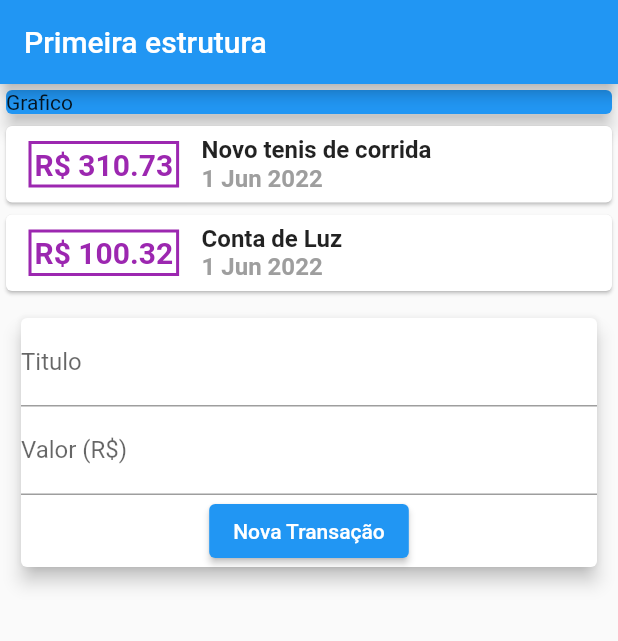
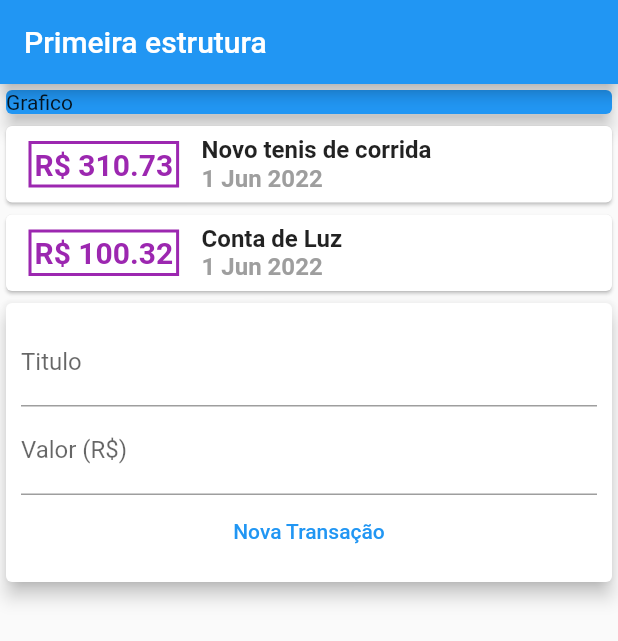
Before and after one commit to cacciatorieric/despesas_pessoais, a Flutter app: the screen it shows after launch, on a phone screen of 412 x 824 dp. Shown: the top 641 px of the screen. Run offline on Flutter 3.47's test engine with Material 2 defaults, Android fonts, the phone set to English and light mode, and no system bars.

Commit message:
widgets componentes criados

```diff
--- /dev/null
+++ b/despesas_pessoais/lib/components/transaction_form.dart
@@ -0,0 +1,37 @@
+import 'package:flutter/material.dart';
+
+class TransactionForm extends StatelessWidget {
+  TransactionForm({Key? key}) : super(key: key);
+
+  final titleController = TextEditingController();
+  final valueController = TextEditingController();
+
+  @override
+  Widget build(BuildContext context) {
+    return Card(
+      elevation: 5,
+      child: Padding(
+        padding: const EdgeInsets.all(10.0),
+        child: Column(
+          children: [
+            TextField(
+              controller: titleController,
+              decoration: const InputDecoration(labelText: 'Titulo'),
+            ),
+            TextField(
+              controller: valueController,
+              decoration: const InputDecoration(labelText: 'Valor (R\$)'),
+            ),
+            TextButton(
+              onPressed: () {
+                debugPrint(titleController.text);
+                debugPrint(valueController.text);
+              },
+              child: const Text('Nova Transação'),
+            ),
+          ],
+        ),
+      ),
+    );
+  }
+}
--- /dev/null
+++ b/despesas_pessoais/lib/components/transaction_list.dart
@@ -0,0 +1,64 @@
+import 'package:flutter/material.dart';
+import 'package:intl/intl.dart';
+import '../models/transactions.dart';
+
+class TransactionList extends StatelessWidget {
+
+  final List<Transaction>? transactions;
+  // ignore: use_key_in_widget_constructors
+  const TransactionList(this.transactions);
+
+  @override
+  Widget build(BuildContext context) {
+    return Column(
+      children: transactions!.map(
+        (tr) {
+          //Map usado para converter a lista em um elemento visual
+          return Card(
+//O "elemento tr" vai percorrer a lista e por agora vai pegar apenas o title
+              child: Row(
+            children: [
+              Container(
+                margin:
+                    const EdgeInsets.symmetric(horizontal: 15, vertical: 10),
+                decoration: BoxDecoration(
+                  border: Border.all(
+                    color: Colors.purple,
+                    width: 2,
+                  ),
+                ),
+                padding: const EdgeInsets.all(2),
+                child: Text(
+                  'R\$ ${tr.value}',
+                  style: const TextStyle(
+                      color: Colors.purple,
+                      fontWeight: FontWeight.bold,
+                      fontSize: 20),
+                ),
+              ),
+              Column(
+                crossAxisAlignment: CrossAxisAlignment.start,
+                children: [
+                  Text(
+                    tr.title!,
+                    style: const TextStyle(
+                      fontSize: 16,
+                      fontWeight: FontWeight.bold,
+                    ),
+                  ),
+                  Text(
+                    DateFormat('d MMM y').format(tr.date!),
+                    style: const TextStyle(
+                        fontSize: 16,
+                        fontWeight: FontWeight.bold,
+                        color: Colors.grey),
+                  ),
+                ],
+              )
+            ],
+          ));
+        },
+      ).toList(),
+    );
+  }
+}
--- /dev/null
+++ b/despesas_pessoais/lib/components/transaction_user.dart
@@ -0,0 +1,36 @@
+import 'package:flutter/material.dart';
+import '../models/transactions.dart';
+import 'transaction_form.dart';
+import 'transaction_list.dart';
+
+class TransactionUser extends StatefulWidget {
+  const TransactionUser({Key? key}) : super(key: key);
+  @override
+  State<TransactionUser> createState() => _TransactionUserState();
+}
+
+class _TransactionUserState extends State<TransactionUser> {
+  final _transactions = [
+    Transaction(
+      id: 't1',
+      title: 'Novo tenis de corrida',
+      value: 310.73,
+      date: DateTime.now(),
+    ),
+    Transaction(
+      id: 't2',
+      title: 'Conta de Luz',
+      value: 100.32,
+      date: DateTime.now(),
+    ),
+  ];
+  @override
+  Widget build(BuildContext context) {
+    return Column(
+      children: [
+        TransactionList(_transactions),
+        TransactionForm(),
+      ],
+    );
+  }
+}
--- a/despesas_pessoais/lib/main.dart
+++ b/despesas_pessoais/lib/main.dart
@@ -1,6 +1,5 @@
-import 'package:despesas_pessoais/models/transactions.dart';
 import 'package:flutter/material.dart';
-import 'package:intl/intl.dart';
+import 'components/transaction_user.dart';
 
 main() {
   runApp(const ExpensesApp());
@@ -18,21 +17,6 @@ class ExpensesApp extends StatelessWidget {
 }
 
 class MyHomePage extends StatelessWidget {
-  final _transactions = [
-    Transaction(
-      id: 't1',
-      title: 'Novo tenis de corrida',
-      value: 310.73,
-      date: DateTime.now(),
-    ),
-    Transaction(
-      id: 't2',
-      title: 'Conta de Luz',
-      value: 100.32,
-      date: DateTime.now(),
-    ),
-  ];
-
   @override
   Widget build(BuildContext context) {
     return Scaffold(
@@ -42,82 +26,13 @@ class MyHomePage extends StatelessWidget {
         body: Column(
           crossAxisAlignment:
               CrossAxisAlignment.stretch, //Estica os elementos filhos
-          children: <Widget>[
-            const Card(
+          children: const <Widget>[
+            Card(
               color: Colors.blue,
               elevation: 5,
               child: Text('Grafico'),
             ),
-            Column(
-              children: _transactions.map(
-                (tr) {
-                  //Map usado para converter a lista em um elemento visual
-                  return Card(
-//O "elemento tr" vai percorrer a lista e por agora vai pegar apenas o title
-                      child: Row(
-                    children: [
-                      Container(
-                        margin: const EdgeInsets.symmetric(
-                            horizontal: 15, vertical: 10),
-                        decoration: BoxDecoration(
-                          border: Border.all(
-                            color: Colors.purple,
-                            width: 2,
-                          ),
-                        ),
-                        padding: const EdgeInsets.all(2),
-                        child: Text(
-                          'R\$ ${tr.value}',
-                          style: const TextStyle(
-                              color: Colors.purple,
-                              fontWeight: FontWeight.bold,
-                              fontSize: 20),
-                        ),
-                      ),
-                      Column(
-                        crossAxisAlignment: CrossAxisAlignment.start,
-                        children: [
-                          Text(
-                            tr.title!,
-                            style: const TextStyle(
-                              fontSize: 16,
-                              fontWeight: FontWeight.bold,
-                            ),
-                          ),
-                          Text(
-                            DateFormat('d MMM y').format(tr.date!),
-                            style: const TextStyle(
-                                fontSize: 16,
-                                fontWeight: FontWeight.bold,
-                                color: Colors.grey),
-                          ),
-                        ],
-                      )
-                    ],
-                  ));
-                },
-              ).toList(),
-            ),
-            Padding(
-              padding: const EdgeInsets.all(10.0),
-              child: Card(
-                elevation: 5,
-                child: Column(
-                  children: [
-                    const TextField(
-                      decoration: InputDecoration(labelText: 'Titulo'),
-                    ),
-                    const TextField(
-                      decoration: InputDecoration(labelText: 'Valor (R\$)'),
-                    ),
-                    ElevatedButton(
-                      onPressed: () {},
-                      child: const Text('Nova Transação'),
-                    ),
-                  ],
-                ),
-              ),
-            )
+            TransactionUser(),
           ],
         ));
   }
```
